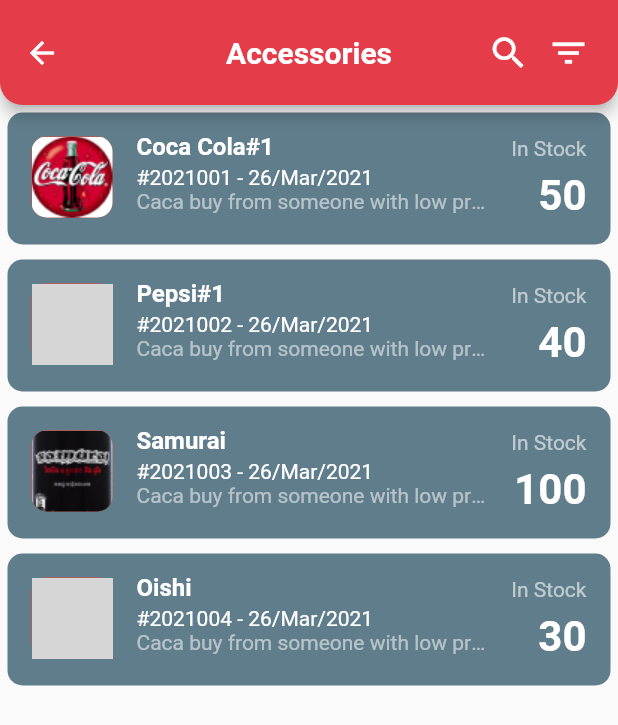
After one commit to darot-chen/MyStockApp, a Flutter app: the screen it shows after launch, after a tap on "Accessories", on a phone screen of 412 x 824 dp. The commit adds this screen. Shown: the top 725 px of the screen. Run offline on Flutter 3.47's test engine with Material 2 defaults, Android fonts, the phone set to English and light mode, and no system bars; grey boxes are pictures that could not be loaded.

Commit message:
close #6 drink screen design

```diff
--- /dev/null
+++ b/lib/components/build_action_btn.dart
@@ -0,0 +1,19 @@
+import 'package:flutter/material.dart';
+
+Container buildActionBtn({
+    IconData icon,
+    Function onTap,
+  }) {
+    return Container(
+      height: 30,
+      width: 40,
+      child: TextButton(
+        onPressed: onTap,
+        child: Icon(
+          icon,
+          color: Colors.white,
+          size: 28,
+        ),
+      ),
+    );
+  }
--- a/lib/components/my_app_bar.dart
+++ b/lib/components/my_app_bar.dart
@@ -3,6 +3,7 @@
 AppBar MyAppBar({
     String title,
     bool centerTitle,
+    bool backIcon,
     List<Widget> action,
   }) {
     return AppBar(
--- /dev/null
+++ b/lib/components/product_list_tile.dart
@@ -0,0 +1,88 @@
+import 'package:flutter/material.dart';
+
+class MyProductListTile extends StatelessWidget {
+  const MyProductListTile({
+    Key key,
+    @required this.id,
+    @required this.image,
+    @required this.title,
+    @required this.date,
+    @required this.subTitle,
+    @required this.numOfStock,
+    @required this.trailingTitle,
+  }) : super(key: key);
+
+  final String image;
+  final String date;
+  final String title;
+  final String id;
+  final String subTitle;
+  final String trailingTitle;
+  final int numOfStock;
+
+  @override
+  Widget build(BuildContext context) {
+    return ClipRRect(
+      borderRadius: BorderRadius.circular(10),
+      child: ListTile(
+        tileColor: Colors.blueGrey,
+        isThreeLine: true,
+        shape: RoundedRectangleBorder(
+          borderRadius: BorderRadius.circular(10),
+        ),
+        leading: Container(
+          height: 54,
+          width: 54,
+          decoration: BoxDecoration(
+            color: Colors.red,
+            borderRadius: BorderRadius.circular(10),
+            image: DecorationImage(
+              image: AssetImage(image),
+            ),
+          ),
+        ),
+        title: Text(
+          title,
+          style: TextStyle(
+            color: Colors.white,
+            fontWeight: FontWeight.bold,
+          ),
+        ),
+        subtitle: Column(
+          crossAxisAlignment: CrossAxisAlignment.start,
+          children: [
+            Text(
+              '$id - $date',
+              style: TextStyle(
+                color: Colors.white,
+              ),
+            ),
+            Text(
+              subTitle,
+              style: TextStyle(color: Colors.white54),
+              overflow: TextOverflow.ellipsis,
+            ),
+          ],
+        ),
+        trailing: Column(
+          mainAxisAlignment: MainAxisAlignment.spaceBetween,
+          crossAxisAlignment: CrossAxisAlignment.end,
+          children: [
+            Text(
+              trailingTitle,
+              style: TextStyle(color: Colors.white60),
+            ),
+            Text(
+              '$numOfStock',
+              style: TextStyle(
+                fontSize: 28,
+                fontWeight: FontWeight.bold,
+                color: Colors.white,
+              ),
+            ),
+          ],
+        ),
+      ),
+    );
+  }
+}
--- /dev/null
+++ b/lib/components/show_bottom_sheet.dart
@@ -0,0 +1,44 @@
+import 'package:flutter/material.dart';
+
+void displayBottomSheet(BuildContext context) {
+      showModalBottomSheet(
+        context: context,
+        builder: (ctx) {
+          return Container(
+            height: 200,
+            padding: EdgeInsets.all(15),
+            child: Column(
+              children: [
+                Row(
+                  children: [
+                    Expanded(
+                      child: Text(
+                        'Filter',
+                        textAlign: TextAlign.center,
+                      ),
+                    ),
+                    Icon(Icons.clear),
+                  ],
+                ),
+                Column(
+                  children: [
+                    ListTile(
+                      leading: Icon(Icons.date_range),
+                      title: Text('Date'),
+                    ),
+                    Divider(
+                      indent: 20,
+                      endIndent: 20,
+                    ),
+                    ListTile(
+                      leading: Icon(Icons.inventory),
+                      title: Text('Stock'),
+                    ),
+                  ],
+                ),
+              ],
+            ),
+          );
+        },
+      );
+    }
--- a/lib/databases/categories_data.dart
+++ b/lib/databases/categories_data.dart
@@ -11,7 +11,7 @@
     color: Colors.green,
   ),
   Category(
-    name: 'accessories',
+    name: 'Accessories',
     color: Colors.blue,
   ),
 ];
--- /dev/null
+++ b/lib/databases/products_data.dart
@@ -0,0 +1,36 @@
+import 'package:my_stock/models/product_model.dart';
+
+List<Product> products = [
+  Product(
+    id: '#2021001',
+    name: 'Coca Cola#1',
+    date: DateTime.now(),
+    desc: 'Caca buy from someone with low price',
+    numOfStock: 50,
+    image: 'assets/images/coca.png'
+  ),
+  Product(
+    id: '#2021002',
+    name: 'Pepsi#1',
+    date: DateTime.now(),
+    desc: 'Caca buy from someone with low price',
+    numOfStock: 40,
+    image: 'assets/images/pepsi.png',
+  ),
+  Product(
+    id: '#2021003',
+    name: 'Samurai',
+    date: DateTime.now(),
+    desc: 'Caca buy from someone with low price',
+    numOfStock: 100,
+    image: 'assets/images/samurai.png',
+  ),
+  Product(
+    id: '#2021004',
+    name: 'Oishi',
+    date: DateTime.now(),
+    desc: 'Caca buy from someone with low price',
+    numOfStock: 30,
+    image: 'assets/images/oishi.png',
+  ),
+];
--- /dev/null
+++ b/lib/models/product_model.dart
@@ -0,0 +1,17 @@
+class Product {
+  String id;
+  String name;
+  DateTime date;
+  String desc;
+  String image;
+  int numOfStock;
+
+  Product({
+    this.id,
+    this.name,
+    this.date,
+    this.desc,
+    this.image,
+    this.numOfStock,
+  });
+}
--- a/lib/screens/home.dart
+++ b/lib/screens/home.dart
@@ -2,6 +2,7 @@
 import 'package:my_stock/components/my_app_bar.dart';
 import 'package:my_stock/databases/categories_data.dart';
 import 'package:my_stock/screens/add_product.dart';
+import 'package:my_stock/screens/product_list_screen.dart';
 
 class Home extends StatefulWidget {
   @override
@@ -25,22 +26,7 @@
           children: List.generate(
             categories.length,
             (index) {
-              return Container(
-                padding: EdgeInsets.all(10),
-                decoration: BoxDecoration(
-                  color: categories[index].color.withOpacity(0.8),
-                  borderRadius: BorderRadius.circular(10),
-                ),
-                child: Center(
-                  child: Text(
-                    categories[index].name,
-                    style: TextStyle(
-                      fontSize: 24,
-                      fontWeight: FontWeight.bold,
-                    ),
-                  ),
-                ),
-              );
+              return catCard(index);
             },
           ),
         ),
@@ -55,4 +41,35 @@
       ),
     );
   }
+
+  Container catCard(int index) {
+    return Container(
+      padding: EdgeInsets.all(10),
+      decoration: BoxDecoration(
+        color: categories[index].color.withOpacity(0.8),
+        borderRadius: BorderRadius.circular(10),
+      ),
+      child: Center(
+        child: TextButton(
+          onPressed: () {
+            Navigator.of(context, rootNavigator: true).push(
+              MaterialPageRoute(
+                builder: (context) => ProductListScreen(
+                  title: categories[index].name,
+                ),
+              ),
+            );
+          },
+          child: Text(
+            categories[index].name,
+            style: TextStyle(
+              color: Colors.white,
+              fontSize: 24,
+              fontWeight: FontWeight.bold,
+            ),
+          ),
+        ),
+      ),
+    );
+  }
 }
--- /dev/null
+++ b/lib/screens/product_list_screen.dart
@@ -0,0 +1,63 @@
+import 'package:flutter/material.dart';
+import 'package:my_stock/components/build_action_btn.dart';
+import 'package:my_stock/components/my_app_bar.dart';
+import 'package:intl/intl.dart';
+import 'package:my_stock/components/product_list_tile.dart';
+import 'package:my_stock/components/show_bottom_sheet.dart';
+import 'package:my_stock/databases/products_data.dart';
+
+class ProductListScreen extends StatelessWidget {
+  final String title;
+
+  const ProductListScreen({
+    Key key,
+    this.title,
+  }) : super(key: key);
+
+  @override
+  Widget build(BuildContext context) {
+    DateTime now = DateTime.now();
+    DateFormat formater = DateFormat('dd/MMM/yyy');
+    String date = formater.format(now);
+
+    return Scaffold(
+      appBar: MyAppBar(
+        title: title,
+        action: [
+          buildActionBtn(icon: Icons.search),
+          Padding(
+            padding: const EdgeInsets.only(right: 15.0),
+            child: buildActionBtn(
+              icon: Icons.filter_list,
+              onTap: () {
+                displayBottomSheet(context);
+              },
+            ),
+          ),
+        ],
+      ),
+      body: ListView(
+        children: List.generate(
+          products.length,
+          (index) {
+            var product = products[index];
+            DateFormat formater = DateFormat('dd/MMM/yyy');
+            String date = formater.format(product.date);
+            return Container(
+              margin: EdgeInsets.all(5),
+              child: MyProductListTile(
+                date: date,
+                image: product.image,
+                title: product.name,
+                id: product.id,
+                subTitle: product.desc,
+                numOfStock: product.numOfStock,
+                trailingTitle: 'In Stock',
+              ),
+            );
+          },
+        ),
+      ),
+    );
+  }
+}
```
Also changed, not shown: pubspec.yaml (+7 -3 lines), assets/images/coca.png (added), assets/images/oishi.png (added), assets/images/pepsi.png (added), assets/images/samurai.png (added), pubspec.lock, 17 other files.
